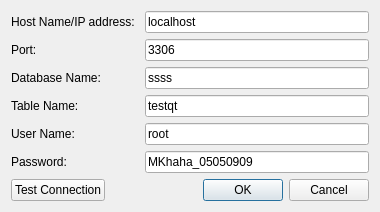
This is setdatabaseandtabledialog.ui in MKhaha/spreadsheet as Qt 5 draws it before an edit. The edited form follows.
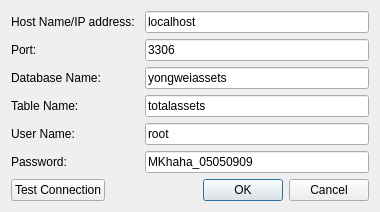
This is the edited form.

What changed in the file:
```diff
--- a/setdatabaseandtabledialog.ui
+++ b/setdatabaseandtabledialog.ui
@@ -94,7 +94,7 @@
      <item row="2" column="1">
       <widget class="QLineEdit" name="databaseNameLineEdit">
        <property name="text">
-        <string>ssss</string>
+        <string>yongweiassets</string>
        </property>
        <property name="placeholderText">
         <string/>
@@ -111,7 +111,7 @@
      <item row="3" column="1">
       <widget class="QLineEdit" name="tableNameLineEdit">
        <property name="text">
-        <string>testqt</string>
+        <string>totalassets</string>
        </property>
       </widget>
      </item>
```
